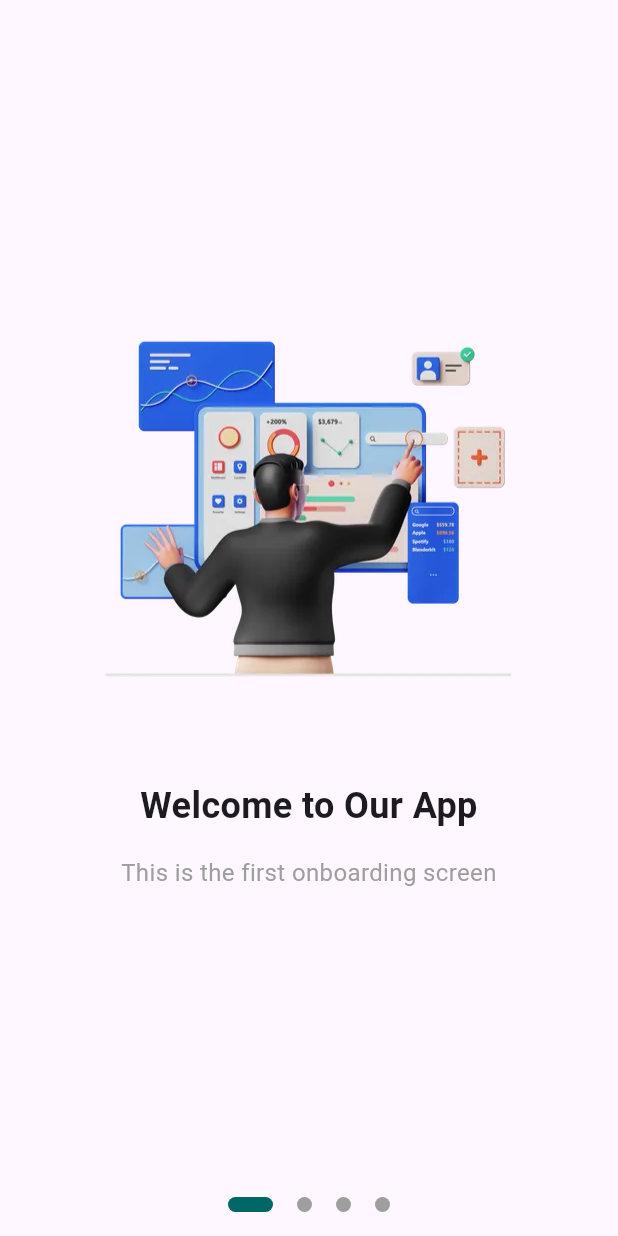
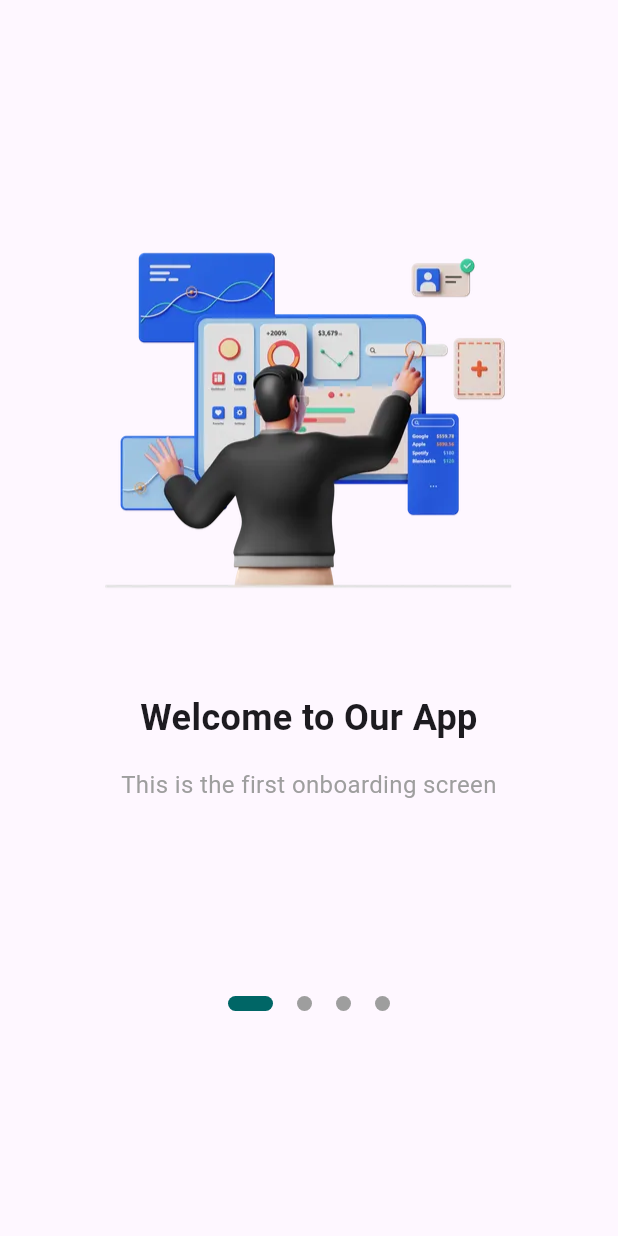
Before and after one commit to sharon5555/Signup-UI-flutter, a Flutter app: the screen it shows after launch, on a phone screen of 412 x 824 dp. Run offline on Flutter 3.47's test engine with Material 3 defaults, Android fonts, the light colour scheme and no system bars; drawn by our look-alikes of smooth_page_indicator; Roboto replaces fonts that are missing (Poppins).

Commit message:
Update the onboarding Screen

```diff
--- a/sign_up/lib/screens/onboarding_screen.dart
+++ b/sign_up/lib/screens/onboarding_screen.dart
@@ -51,9 +51,9 @@ class _OnboardingScreenState extends State<OnboardingScreen> {
               ],
             ),
           ),
-          // Smooth Page Indicator (Dots at the bottom)
+          // Smooth Page Indicator positioned slightly above the bottom
           Padding(
-            padding: const EdgeInsets.all(16.0),
+            padding: const EdgeInsets.only(bottom: 150.0), // Adjust this value as needed
             child: SmoothPageIndicator(
               controller: _pageController,
               count: 4,
```
